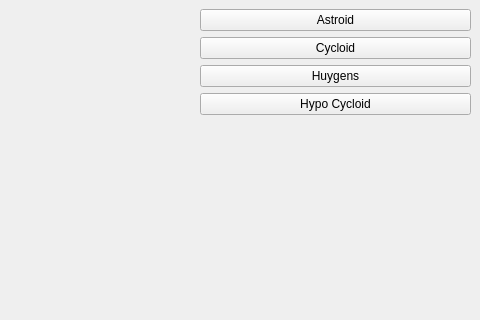
The window that mainwindow.ui (g-gualeni/QtCurvesCPP) describes before a commit, drawn with Qt 5; both pictures show x 87 to 567 and y 0 to 320 of the 567 by 600 pixel window.
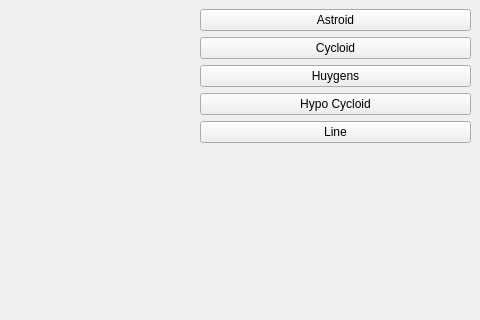
The same window after the commit. Custom widgets are drawn as their Qt base class.

Commit message: Rendering Line

Diff of the .ui file:
```diff
--- a/mainwindow.ui
+++ b/mainwindow.ui
@@ -50,6 +50,13 @@
           </property>
          </widget>
         </item>
+        <item>
+         <widget class="QPushButton" name="btnLine">
+          <property name="text">
+           <string>Line</string>
+          </property>
+         </widget>
+        </item>
         <item>
          <spacer name="verticalSpacer">
           <property name="orientation">
```
The commit also changes 5 other files.
